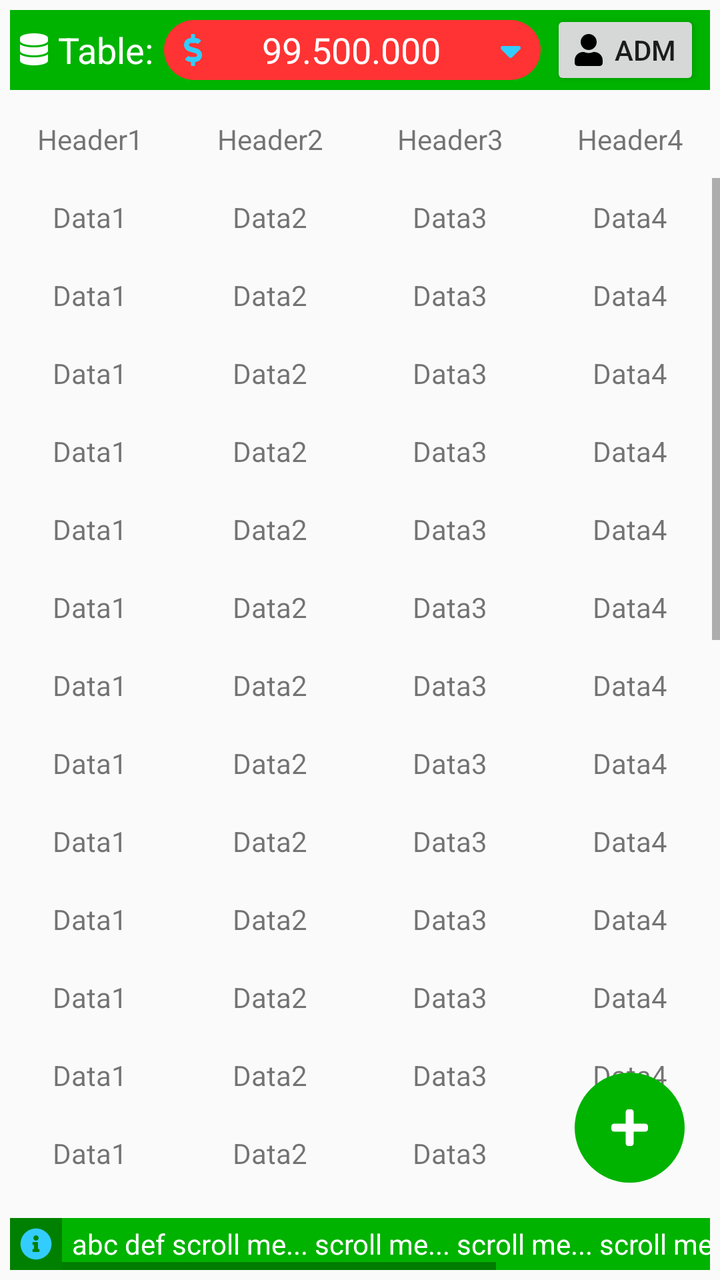
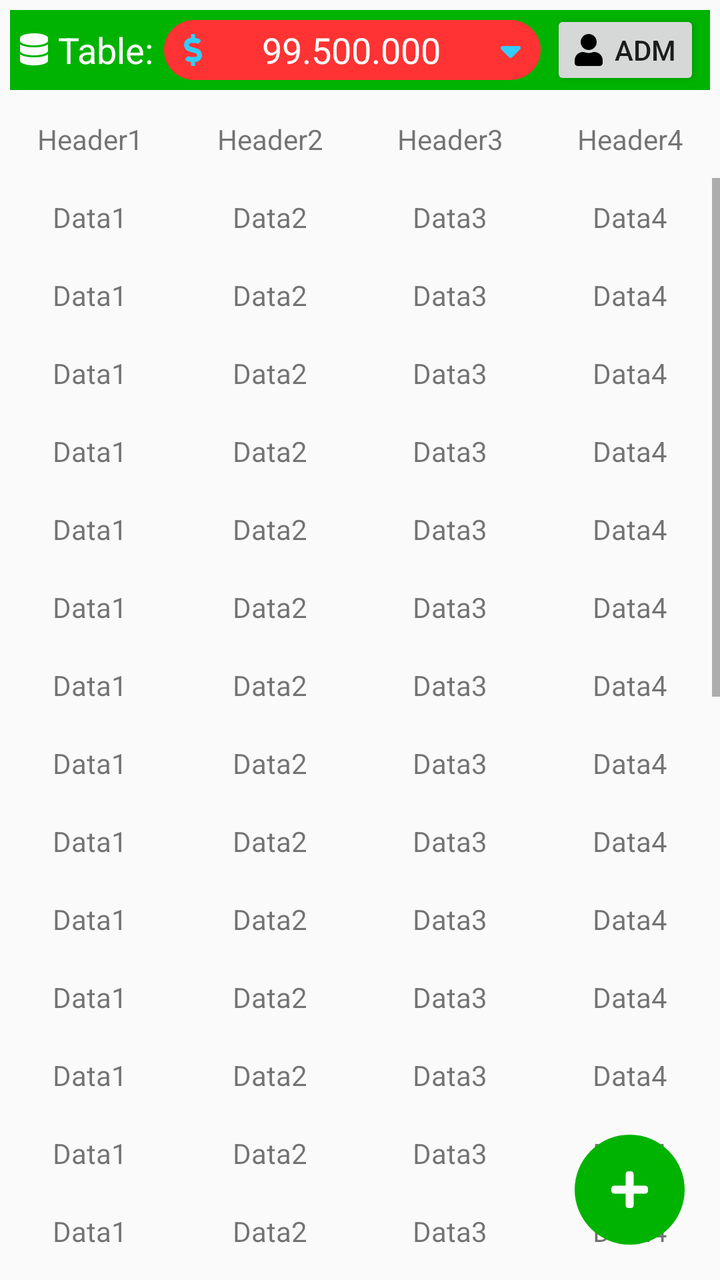

The first picture is an Android layout as it rendered before a commit; the second is the same layout after the commit. The layout source and the unified diff follow.
<!-- AndroidManifest.xml: application theme AppTheme -->
<!-- res/layout/main.xml -->
<?xml version="1.0" encoding="utf-8"?>
<LinearLayout
	xmlns:android="http://schemas.android.com/apk/res/android"
	android:layout_width="match_parent"
	android:layout_height="match_parent"
	android:gravity="center_horizontal"
	android:orientation="vertical">

	<LinearLayout
		android:layout_width="match_parent"
		android:layout_height="@dimen/topNavHeight"
		android:orientation="horizontal"
		android:gravity="center_vertical"
		android:layout_margin="5dp"
		android:paddingHorizontal="5dp"
		android:background="@color/primary">

		<TextView
			android:layout_width="wrap_content"
			android:layout_height="wrap_content"
			android:text="Table:"
			android:textColor="@color/white"
			android:textAppearance="?android:attr/textAppearanceMedium"
			android:drawableLeft="@drawable/ico_database"
			android:drawablePadding="@dimen/iconDrawablePad5"
			android:drawableTint="@color/white"/>

		<TextView
			android:id="@+id/mainTvTable"
			android:layout_width="wrap_content"
			android:layout_height="match_parent"
			android:layout_weight="1"
			android:textAppearance="?android:attr/textAppearanceMedium"
			android:background="@drawable/round"
			android:backgroundTint="@color/red"
			android:textColor="@color/white"
			android:paddingHorizontal="10dp"
			android:layout_margin="5dp"
			android:gravity="center"
			android:singleLine="true"
			android:drawableLeft="@drawable/ico_dollar_sign"
			android:drawableRight="@drawable/ico_caret_down"
			android:drawablePadding="@dimen/iconDrawablePad5"
			android:drawableTint="@color/cyan"
			android:text="99.500.000"/>

		<Button
			android:id="@+id/mainBtnAdmin"
			android:layout_width="wrap_content"
			android:layout_height="match_parent"
			android:text="Adm"
			style="?android:attr/buttonStyleSmall"
			android:drawableLeft="@drawable/ico_user"
			android:drawablePadding="@dimen/iconDrawablePad6"/>

	</LinearLayout>

	<RelativeLayout
		android:layout_width="match_parent"
		android:layout_height="wrap_content"
		android:layout_weight="1">
		
		<TableLayout
			android:layout_width="match_parent"
			android:layout_height="match_parent">
			<TableRow><TextView android:layout_width="0dp" android:layout_weight="1" android:gravity="center" android:padding="10dp" android:text="Header1" /><TextView android:layout_width="0dp" android:layout_weight="1" android:gravity="center" android:padding="10dp" android:text="Header2" /><TextView android:layout_width="0dp" android:layout_weight="1" android:gravity="center" android:padding="10dp" android:text="Header3" /><TextView android:layout_width="0dp" android:layout_weight="1" android:gravity="center" android:padding="10dp" android:text="Header4" /></TableRow>
			<ScrollView
				android:layout_width="match_parent"
				android:layout_height="match_parent">
				<TableLayout
					android:layout_width="match_parent"
					android:layout_height="match_parent">
					<TableRow><TextView android:layout_width="0dp" android:layout_weight="1" android:gravity="center" android:padding="10dp" android:text="Data1" /><TextView android:layout_width="0dp" android:layout_weight="1" android:gravity="center" android:padding="10dp" android:text="Data2" /><TextView android:layout_width="0dp" android:layout_weight="1" android:gravity="center" android:padding="10dp" android:text="Data3" /><TextView android:layout_width="0dp" android:layout_weight="1" android:gravity="center" android:padding="10dp" android:text="Data4" /></TableRow>
					<TableRow><TextView android:layout_width="0dp" android:layout_weight="1" android:gravity="center" android:padding="10dp" android:text="Data1" /><TextView android:layout_width="0dp" android:layout_weight="1" android:gravity="center" android:padding="10dp" android:text="Data2" /><TextView android:layout_width="0dp" android:layout_weight="1" android:gravity="center" android:padding="10dp" android:text="Data3" /><TextView android:layout_width="0dp" android:layout_weight="1" android:gravity="center" android:padding="10dp" android:text="Data4" /></TableRow>
					<TableRow><TextView android:layout_width="0dp" android:layout_weight="1" android:gravity="center" android:padding="10dp" android:text="Data1" /><TextView android:layout_width="0dp" android:layout_weight="1" android:gravity="center" android:padding="10dp" android:text="Data2" /><TextView android:layout_width="0dp" android:layout_weight="1" android:gravity="center" android:padding="10dp" android:text="Data3" /><TextView android:layout_width="0dp" android:layout_weight="1" android:gravity="center" android:padding="10dp" android:text="Data4" /></TableRow>
					<TableRow><TextView android:layout_width="0dp" android:layout_weight="1" android:gravity="center" android:padding="10dp" android:text="Data1" /><TextView android:layout_width="0dp" android:layout_weight="1" android:gravity="center" android:padding="10dp" android:text="Data2" /><TextView android:layout_width="0dp" android:layout_weight="1" android:gravity="center" android:padding="10dp" android:text="Data3" /><TextView android:layout_width="0dp" android:layout_weight="1" android:gravity="center" android:padding="10dp" android:text="Data4" /></TableRow>
					<TableRow><TextView android:layout_width="0dp" android:layout_weight="1" android:gravity="center" android:padding="10dp" android:text="Data1" /><TextView android:layout_width="0dp" android:layout_weight="1" android:gravity="center" android:padding="10dp" android:text="Data2" /><TextView android:layout_width="0dp" android:layout_weight="1" android:gravity="center" android:padding="10dp" android:text="Data3" /><TextView android:layout_width="0dp" android:layout_weight="1" android:gravity="center" android:padding="10dp" android:text="Data4" /></TableRow>
					<TableRow><TextView android:layout_width="0dp" android:layout_weight="1" android:gravity="center" android:padding="10dp" android:text="Data1" /><TextView android:layout_width="0dp" android:layout_weight="1" android:gravity="center" android:padding="10dp" android:text="Data2" /><TextView android:layout_width="0dp" android:layout_weight="1" android:gravity="center" android:padding="10dp" android:text="Data3" /><TextView android:layout_width="0dp" android:layout_weight="1" android:gravity="center" android:padding="10dp" android:text="Data4" /></TableRow>
					<TableRow><TextView android:layout_width="0dp" android:layout_weight="1" android:gravity="center" android:padding="10dp" android:text="Data1" /><TextView android:layout_width="0dp" android:layout_weight="1" android:gravity="center" android:padding="10dp" android:text="Data2" /><TextView android:layout_width="0dp" android:layout_weight="1" android:gravity="center" android:padding="10dp" android:text="Data3" /><TextView android:layout_width="0dp" android:layout_weight="1" android:gravity="center" android:padding="10dp" android:text="Data4" /></TableRow>
					<TableRow><TextView android:layout_width="0dp" android:layout_weight="1" android:gravity="center" android:padding="10dp" android:text="Data1" /><TextView android:layout_width="0dp" android:layout_weight="1" android:gravity="center" android:padding="10dp" android:text="Data2" /><TextView android:layout_width="0dp" android:layout_weight="1" android:gravity="center" android:padding="10dp" android:text="Data3" /><TextView android:layout_width="0dp" android:layout_weight="1" android:gravity="center" android:padding="10dp" android:text="Data4" /></TableRow>
					<TableRow><TextView android:layout_width="0dp" android:layout_weight="1" android:gravity="center" android:padding="10dp" android:text="Data1" /><TextView android:layout_width="0dp" android:layout_weight="1" android:gravity="center" android:padding="10dp" android:text="Data2" /><TextView android:layout_width="0dp" android:layout_weight="1" android:gravity="center" android:padding="10dp" android:text="Data3" /><TextView android:layout_width="0dp" android:layout_weight="1" android:gravity="center" android:padding="10dp" android:text="Data4" /></TableRow>
					<TableRow><TextView android:layout_width="0dp" android:layout_weight="1" android:gravity="center" android:padding="10dp" android:text="Data1" /><TextView android:layout_width="0dp" android:layout_weight="1" android:gravity="center" android:padding="10dp" android:text="Data2" /><TextView android:layout_width="0dp" android:layout_weight="1" android:gravity="center" android:padding="10dp" android:text="Data3" /><TextView android:layout_width="0dp" android:layout_weight="1" android:gravity="center" android:padding="10dp" android:text="Data4" /></TableRow>
					<TableRow><TextView android:layout_width="0dp" android:layout_weight="1" android:gravity="center" android:padding="10dp" android:text="Data1" /><TextView android:layout_width="0dp" android:layout_weight="1" android:gravity="center" android:padding="10dp" android:text="Data2" /><TextView android:layout_width="0dp" android:layout_weight="1" android:gravity="center" android:padding="10dp" android:text="Data3" /><TextView android:layout_width="0dp" android:layout_weight="1" android:gravity="center" android:padding="10dp" android:text="Data4" /></TableRow>
					<TableRow><TextView android:layout_width="0dp" android:layout_weight="1" android:gravity="center" android:padding="10dp" android:text="Data1" /><TextView android:layout_width="0dp" android:layout_weight="1" android:gravity="center" android:padding="10dp" android:text="Data2" /><TextView android:layout_width="0dp" android:layout_weight="1" android:gravity="center" android:padding="10dp" android:text="Data3" /><TextView android:layout_width="0dp" android:layout_weight="1" android:gravity="center" android:padding="10dp" android:text="Data4" /></TableRow>
					<TableRow><TextView android:layout_width="0dp" android:layout_weight="1" android:gravity="center" android:padding="10dp" android:text="Data1" /><TextView android:layout_width="0dp" android:layout_weight="1" android:gravity="center" android:padding="10dp" android:text="Data2" /><TextView android:layout_width="0dp" android:layout_weight="1" android:gravity="center" android:padding="10dp" android:text="Data3" /><TextView android:layout_width="0dp" android:layout_weight="1" android:gravity="center" android:padding="10dp" android:text="Data4" /></TableRow>
					<TableRow><TextView android:layout_width="0dp" android:layout_weight="1" android:gravity="center" android:padding="10dp" android:text="Data1" /><TextView android:layout_width="0dp" android:layout_weight="1" android:gravity="center" android:padding="10dp" android:text="Data2" /><TextView android:layout_width="0dp" android:layout_weight="1" android:gravity="center" android:padding="10dp" android:text="Data3" /><TextView android:layout_width="0dp" android:layout_weight="1" android:gravity="center" android:padding="10dp" android:text="Data4" /></TableRow>
					<TableRow><TextView android:layout_width="0dp" android:layout_weight="1" android:gravity="center" android:padding="10dp" android:text="Data1" /><TextView android:layout_width="0dp" android:layout_weight="1" android:gravity="center" android:padding="10dp" android:text="Data2" /><TextView android:layout_width="0dp" android:layout_weight="1" android:gravity="center" android:padding="10dp" android:text="Data3" /><TextView android:layout_width="0dp" android:layout_weight="1" android:gravity="center" android:padding="10dp" android:text="Data4" /></TableRow>
					<TableRow><TextView android:layout_width="0dp" android:layout_weight="1" android:gravity="center" android:padding="10dp" android:text="Data1" /><TextView android:layout_width="0dp" android:layout_weight="1" android:gravity="center" android:padding="10dp" android:text="Data2" /><TextView android:layout_width="0dp" android:layout_weight="1" android:gravity="center" android:padding="10dp" android:text="Data3" /><TextView android:layout_width="0dp" android:layout_weight="1" android:gravity="center" android:padding="10dp" android:text="Data4" /></TableRow>
					<TableRow><TextView android:layout_width="0dp" android:layout_weight="1" android:gravity="center" android:padding="10dp" android:text="Data1" /><TextView android:layout_width="0dp" android:layout_weight="1" android:gravity="center" android:padding="10dp" android:text="Data2" /><TextView android:layout_width="0dp" android:layout_weight="1" android:gravity="center" android:padding="10dp" android:text="Data3" /><TextView android:layout_width="0dp" android:layout_weight="1" android:gravity="center" android:padding="10dp" android:text="Data4" /></TableRow>
					<TableRow><TextView android:layout_width="0dp" android:layout_weight="1" android:gravity="center" android:padding="10dp" android:text="Data1" /><TextView android:layout_width="0dp" android:layout_weight="1" android:gravity="center" android:padding="10dp" android:text="Data2" /><TextView android:layout_width="0dp" android:layout_weight="1" android:gravity="center" android:padding="10dp" android:text="Data3" /><TextView android:layout_width="0dp" android:layout_weight="1" android:gravity="center" android:padding="10dp" android:text="Data4" /></TableRow>
					<TableRow><TextView android:layout_width="0dp" android:layout_weight="1" android:gravity="center" android:padding="10dp" android:text="Data1" /><TextView android:layout_width="0dp" android:layout_weight="1" android:gravity="center" android:padding="10dp" android:text="Data2" /><TextView android:layout_width="0dp" android:layout_weight="1" android:gravity="center" android:padding="10dp" android:text="Data3" /><TextView android:layout_width="0dp" android:layout_weight="1" android:gravity="center" android:padding="10dp" android:text="Data4" /></TableRow>
					<TableRow><TextView android:layout_width="0dp" android:layout_weight="1" android:gravity="center" android:padding="10dp" android:text="Data1" /><TextView android:layout_width="0dp" android:layout_weight="1" android:gravity="center" android:padding="10dp" android:text="Data2" /><TextView android:layout_width="0dp" android:layout_weight="1" android:gravity="center" android:padding="10dp" android:text="Data3" /><TextView android:layout_width="0dp" android:layout_weight="1" android:gravity="center" android:padding="10dp" android:text="Data4" /></TableRow>
					<TableRow><TextView android:layout_width="0dp" android:layout_weight="1" android:gravity="center" android:padding="10dp" android:text="Data1" /><TextView android:layout_width="0dp" android:layout_weight="1" android:gravity="center" android:padding="10dp" android:text="Data2" /><TextView android:layout_width="0dp" android:layout_weight="1" android:gravity="center" android:padding="10dp" android:text="Data3" /><TextView android:layout_width="0dp" android:layout_weight="1" android:gravity="center" android:padding="10dp" android:text="Data4" /></TableRow>
					<TableRow><TextView android:layout_width="0dp" android:layout_weight="1" android:gravity="center" android:padding="10dp" android:text="Data1" /><TextView android:layout_width="0dp" android:layout_weight="1" android:gravity="center" android:padding="10dp" android:text="Data2" /><TextView android:layout_width="0dp" android:layout_weight="1" android:gravity="center" android:padding="10dp" android:text="Data3" /><TextView android:layout_width="0dp" android:layout_weight="1" android:gravity="center" android:padding="10dp" android:text="Data4" /></TableRow>
					<TableRow><TextView android:layout_width="0dp" android:layout_weight="1" android:gravity="center" android:padding="10dp" android:text="Data1" /><TextView android:layout_width="0dp" android:layout_weight="1" android:gravity="center" android:padding="10dp" android:text="Data2" /><TextView android:layout_width="0dp" android:layout_weight="1" android:gravity="center" android:padding="10dp" android:text="Data3" /><TextView android:layout_width="0dp" android:layout_weight="1" android:gravity="center" android:padding="10dp" android:text="Data4" /></TableRow>
					<TableRow><TextView android:layout_width="0dp" android:layout_weight="1" android:gravity="center" android:padding="10dp" android:text="Data1" /><TextView android:layout_width="0dp" android:layout_weight="1" android:gravity="center" android:padding="10dp" android:text="Data2" /><TextView android:layout_width="0dp" android:layout_weight="1" android:gravity="center" android:padding="10dp" android:text="Data3" /><TextView android:layout_width="0dp" android:layout_weight="1" android:gravity="center" android:padding="10dp" android:text="Data4" /></TableRow>
					<TableRow><TextView android:layout_width="0dp" android:layout_weight="1" android:gravity="center" android:padding="10dp" android:text="Data1" /><TextView android:layout_width="0dp" android:layout_weight="1" android:gravity="center" android:padding="10dp" android:text="Data2" /><TextView android:layout_width="0dp" android:layout_weight="1" android:gravity="center" android:padding="10dp" android:text="Data3" /><TextView android:layout_width="0dp" android:layout_weight="1" android:gravity="center" android:padding="10dp" android:text="Data4" /></TableRow>
					<TableRow><TextView android:layout_width="0dp" android:layout_weight="1" android:gravity="center" android:padding="10dp" android:text="Data1" /><TextView android:layout_width="0dp" android:layout_weight="1" android:gravity="center" android:padding="10dp" android:text="Data2" /><TextView android:layout_width="0dp" android:layout_weight="1" android:gravity="center" android:padding="10dp" android:text="Data3" /><TextView android:layout_width="0dp" android:layout_weight="1" android:gravity="center" android:padding="10dp" android:text="Data4" /></TableRow>
					<TableRow><TextView android:layout_width="0dp" android:layout_weight="1" android:gravity="center" android:padding="10dp" android:text="Data1" /><TextView android:layout_width="0dp" android:layout_weight="1" android:gravity="center" android:padding="10dp" android:text="Data2" /><TextView android:layout_width="0dp" android:layout_weight="1" android:gravity="center" android:padding="10dp" android:text="Data3" /><TextView android:layout_width="0dp" android:layout_weight="1" android:gravity="center" android:padding="10dp" android:text="Data4" /></TableRow>
					<TableRow><TextView android:layout_width="0dp" android:layout_weight="1" android:gravity="center" android:padding="10dp" android:text="Data1" /><TextView android:layout_width="0dp" android:layout_weight="1" android:gravity="center" android:padding="10dp" android:text="Data2" /><TextView android:layout_width="0dp" android:layout_weight="1" android:gravity="center" android:padding="10dp" android:text="Data3" /><TextView android:layout_width="0dp" android:layout_weight="1" android:gravity="center" android:padding="10dp" android:text="Data4" /></TableRow>
					<TableRow><TextView android:layout_width="0dp" android:layout_weight="1" android:gravity="center" android:padding="10dp" android:text="Data1" /><TextView android:layout_width="0dp" android:layout_weight="1" android:gravity="center" android:padding="10dp" android:text="Data2" /><TextView android:layout_width="0dp" android:layout_weight="1" android:gravity="center" android:padding="10dp" android:text="Data3" /><TextView android:layout_width="0dp" android:layout_weight="1" android:gravity="center" android:padding="10dp" android:text="Data4" /></TableRow>
					<TableRow><TextView android:layout_width="0dp" android:layout_weight="1" android:gravity="center" android:padding="10dp" android:text="Footer1" /><TextView android:layout_width="0dp" android:layout_weight="1" android:gravity="center" android:padding="10dp" android:text="Footer2" /><TextView android:layout_width="0dp" android:layout_weight="1" android:gravity="center" android:padding="10dp" android:text="Footer3" /><TextView android:layout_width="0dp" android:layout_weight="1" android:gravity="center" android:padding="10dp" android:text="Footer4" /></TableRow>
				</TableLayout>
			</ScrollView>
		</TableLayout>

		<LinearLayout
			android:layout_width="90dp"
			android:layout_height="90dp"
			android:layout_alignParentBottom="true"
			android:layout_alignParentEnd="true"
			android:gravity="center">

			<ImageButton
				android:id="@+id/mainIbFAB"
				android:layout_width="55dp"
				android:layout_height="55dp"
				android:tint="@color/white"
				android:scaleType="fitCenter"
				android:padding="17dp"
				android:src="@drawable/ib_fab"
				android:background="@drawable/circle"/>

		</LinearLayout>

	</RelativeLayout>

	<LinearLayout
		android:id="@+id/mainLayoutStatusBar"
		android:layout_width="match_parent"
		android:layout_height="wrap_content"
		android:orientation="horizontal"
		android:gravity="center_vertical"
		android:layout_marginHorizontal="5dp"
		android:layout_marginBottom="5dp"
		android:background="@color/primary">

		<ImageView
			android:id="@+id/mainIvIconStatus"
			android:layout_width="wrap_content"
			android:layout_height="wrap_content"
			android:padding="5dp"
			android:background="@color/darkGreen"
			android:src="@drawable/ico_info_circle"/>

		<HorizontalScrollView
			android:layout_width="match_parent"
			android:layout_height="match_parent"
			android:fillViewport="true">

			<TextView
				android:id="@+id/mainTvStatus"
				android:layout_width="match_parent"
				android:layout_height="match_parent"
				android:gravity="center_vertical"
				android:paddingHorizontal="5dp"
				android:singleLine="true"
				android:scrollHorizontally="true"
				android:text="abc def scroll me... scroll me... scroll me... scroll me... scroll me... scroll me..."
				android:textColor="@color/white"/>

		</HorizontalScrollView>

	</LinearLayout>

</LinearLayout>
<!-- resources referenced by this layout -->
<resources>
  <color name="cyan">#33ccff</color>
  <color name="darkGreen">#008000</color>
  <color name="primary">#00b300</color>
  <color name="red">#ff3333</color>
  <color name="white">#ffffff</color>
  <dimen name="iconDrawablePad5">5dp</dimen>
  <dimen name="iconDrawablePad6">6dp</dimen>
  <dimen name="topNavHeight">40dp</dimen>
  <!-- drawable circle (drawable) -->
  <?xml version="1.0" encoding="utf-8"?>
  <shape xmlns:android="http://schemas.android.com/apk/res/android"
      android:shape="oval">
      <solid android:color="@color/primary"/>
      <size android:width="100dp" android:height="100dp"/>
  </shape>
  <!-- drawable ib_fab (drawable) -->
  <?xml version="1.0" encoding="utf-8"?>
  <selector xmlns:android="http://schemas.android.com/apk/res/android">
  	<item android:state_pressed="true"
  		android:drawable="@drawable/ico_edit" /> 
  	<item android:state_focused="true"
  		android:drawable="@drawable/ico_edit" /> 
  	<item android:drawable="@drawable/ico_plus" /> 
  </selector>
  <!-- drawable ico_caret_down (drawable) -->
  <?xml version="1.0" encoding="utf-8"?>
  <vector xmlns:android="http://schemas.android.com/apk/res/android"
      android:width="@dimen/iconWidth10"
      android:height="@dimen/iconHeight16"
      android:viewportWidth="320"
      android:viewportHeight="512">
  	<path
  		android:fillColor="@color/black"
  		android:pathData="M137.4,374.6c12.5,12.5 32.8,12.5 45.3,0l128,-128c9.2,-9.2 11.9,-22.9 6.9,-34.9s-16.6,-19.8 -29.6,-19.8L32,192c-12.9,0 -24.6,7.8 -29.6,19.8s-2.2,25.7 6.9,34.9l128,128z"/>
  </vector>
  <!-- drawable ico_info_circle (drawable) -->
  <?xml version="1.0" encoding="utf-8"?>
  <vector xmlns:android="http://schemas.android.com/apk/res/android"
      android:width="@dimen/iconWidth16"
      android:height="@dimen/iconHeight16"
      android:viewportWidth="512"
      android:viewportHeight="512">
  	<path
  		android:fillColor="@color/cyan"
  		android:pathData="M256,8C119.043,8 8,119.083 8,256c0,136.997 111.043,248 248,248s248,-111.003 248,-248C504,119.083 392.957,8 256,8zM256,118c23.196,0 42,18.804 42,42s-18.804,42 -42,42 -42,-18.804 -42,-42 18.804,-42 42,-42zM312,372c0,6.627 -5.373,12 -12,12h-88c-6.627,0 -12,-5.373 -12,-12v-24c0,-6.627 5.373,-12 12,-12h12v-64h-12c-6.627,0 -12,-5.373 -12,-12v-24c0,-6.627 5.373,-12 12,-12h64c6.627,0 12,5.373 12,12v100h12c6.627,0 12,5.373 12,12v24z"/>
  </vector>
  <!-- drawable round (drawable) -->
  <?xml version="1.0" encoding="utf-8"?>
  <shape xmlns:android="http://schemas.android.com/apk/res/android"
      android:shape="rectangle">
      <corners android:radius="16dp" />
      <solid android:color="@color/primary" />
  </shape>
  <style name="AppTheme" parent="@android:style/Theme.Holo.Light">
  	</style>
  <!-- drawable ico_plus (drawable) -->
  <?xml version="1.0" encoding="utf-8"?>
  <vector xmlns:android="http://schemas.android.com/apk/res/android"
      android:width="@dimen/iconWidth14"
      android:height="@dimen/iconHeight16"
      android:viewportWidth="448"
      android:viewportHeight="512">
  	<path
  		android:fillColor="@color/black"
  		android:pathData="M416,208H272V64c0,-17.67 -14.33,-32 -32,-32h-32c-17.67,0 -32,14.33 -32,32v144H32c-17.67,0 -32,14.33 -32,32v32c0,17.67 14.33,32 32,32h144v144c0,17.67 14.33,32 32,32h32c17.67,0 32,-14.33 32,-32V304h144c17.67,0 32,-14.33 32,-32v-32c0,-17.67 -14.33,-32 -32,-32z"/>
  </vector>
  <dimen name="iconWidth10">10dp</dimen>
  <dimen name="iconHeight16">16dp</dimen>
  <color name="black">#000000</color>
  <dimen name="iconWidth14">14dp</dimen>
  <dimen name="iconWidth9">9dp</dimen>
  <dimen name="iconWidth16">16dp</dimen>
  <dimen name="iconWidth18">18dp</dimen>
  <!-- unchanged entries left out for length: 4 -->
</resources>

<!-- the commit's change to res/layout/main.xml (unified diff, before → after) -->
@@ -1,6 +1,7 @@
 <?xml version="1.0" encoding="utf-8"?>
 <LinearLayout
 	xmlns:android="http://schemas.android.com/apk/res/android"
+	android:id="@+id/mainLayout"
 	android:layout_width="match_parent"
 	android:layout_height="match_parent"
 	android:gravity="center_horizontal"
@@ -125,42 +126,6 @@
 
 	</RelativeLayout>
 
-	<LinearLayout
-		android:id="@+id/mainLayoutStatusBar"
-		android:layout_width="match_parent"
-		android:layout_height="wrap_content"
-		android:orientation="horizontal"
-		android:gravity="center_vertical"
-		android:layout_marginHorizontal="5dp"
-		android:layout_marginBottom="5dp"
-		android:background="@color/primary">
-
-		<ImageView
-			android:id="@+id/mainIvIconStatus"
-			android:layout_width="wrap_content"
-			android:layout_height="wrap_content"
-			android:padding="5dp"
-			android:background="@color/darkGreen"
-			android:src="@drawable/ico_info_circle"/>
-
-		<HorizontalScrollView
-			android:layout_width="match_parent"
-			android:layout_height="match_parent"
-			android:fillViewport="true">
-
-			<TextView
-				android:id="@+id/mainTvStatus"
-				android:layout_width="match_parent"
-				android:layout_height="match_parent"
-				android:gravity="center_vertical"
-				android:paddingHorizontal="5dp"
-				android:singleLine="true"
-				android:scrollHorizontally="true"
-				android:text="abc def scroll me... scroll me... scroll me... scroll me... scroll me... scroll me..."
-				android:textColor="@color/white"/>
-
-		</HorizontalScrollView>
-
-	</LinearLayout>
+	
 
 </LinearLayout>
<!-- resource entries referenced after the edit -->
@@ -1,7 +1,6 @@
 <!-- resources referenced by this layout -->
 <resources>
   <color name="cyan">#33ccff</color>
-  <color name="darkGreen">#008000</color>
   <color name="primary">#00b300</color>
   <color name="red">#ff3333</color>
   <color name="white">#ffffff</color>
@@ -35,17 +34,6 @@
   		android:fillColor="@color/black"
   		android:pathData="M137.4,374.6c12.5,12.5 32.8,12.5 45.3,0l128,-128c9.2,-9.2 11.9,-22.9 6.9,-34.9s-16.6,-19.8 -29.6,-19.8L32,192c-12.9,0 -24.6,7.8 -29.6,19.8s-2.2,25.7 6.9,34.9l128,128z"/>
   </vector>
-  <!-- drawable ico_info_circle (drawable) -->
-  <?xml version="1.0" encoding="utf-8"?>
-  <vector xmlns:android="http://schemas.android.com/apk/res/android"
-      android:width="@dimen/iconWidth16"
-      android:height="@dimen/iconHeight16"
-      android:viewportWidth="512"
-      android:viewportHeight="512">
-  	<path
-  		android:fillColor="@color/cyan"
-  		android:pathData="M256,8C119.043,8 8,119.083 8,256c0,136.997 111.043,248 248,248s248,-111.003 248,-248C504,119.083 392.957,8 256,8zM256,118c23.196,0 42,18.804 42,42s-18.804,42 -42,42 -42,-18.804 -42,-42 18.804,-42 42,-42zM312,372c0,6.627 -5.373,12 -12,12h-88c-6.627,0 -12,-5.373 -12,-12v-24c0,-6.627 5.373,-12 12,-12h12v-64h-12c-6.627,0 -12,-5.373 -12,-12v-24c0,-6.627 5.373,-12 12,-12h64c6.627,0 12,5.373 12,12v100h12c6.627,0 12,5.373 12,12v24z"/>
-  </vector>
   <!-- drawable round (drawable) -->
   <?xml version="1.0" encoding="utf-8"?>
   <shape xmlns:android="http://schemas.android.com/apk/res/android"
@@ -71,7 +59,6 @@
   <color name="black">#000000</color>
   <dimen name="iconWidth14">14dp</dimen>
   <dimen name="iconWidth9">9dp</dimen>
-  <dimen name="iconWidth16">16dp</dimen>
   <dimen name="iconWidth18">18dp</dimen>
   <!-- unchanged entries left out for length: 4 -->
 </resources>
